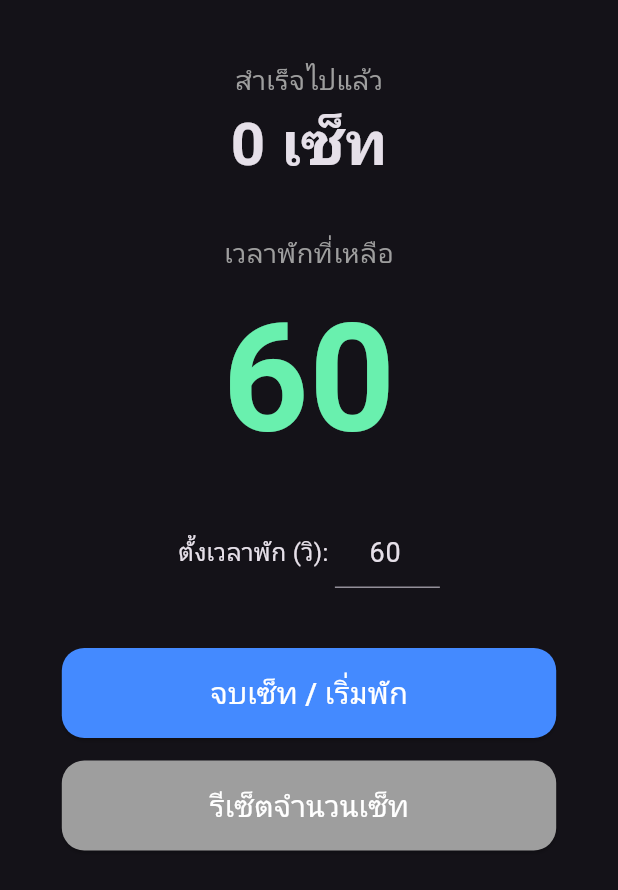
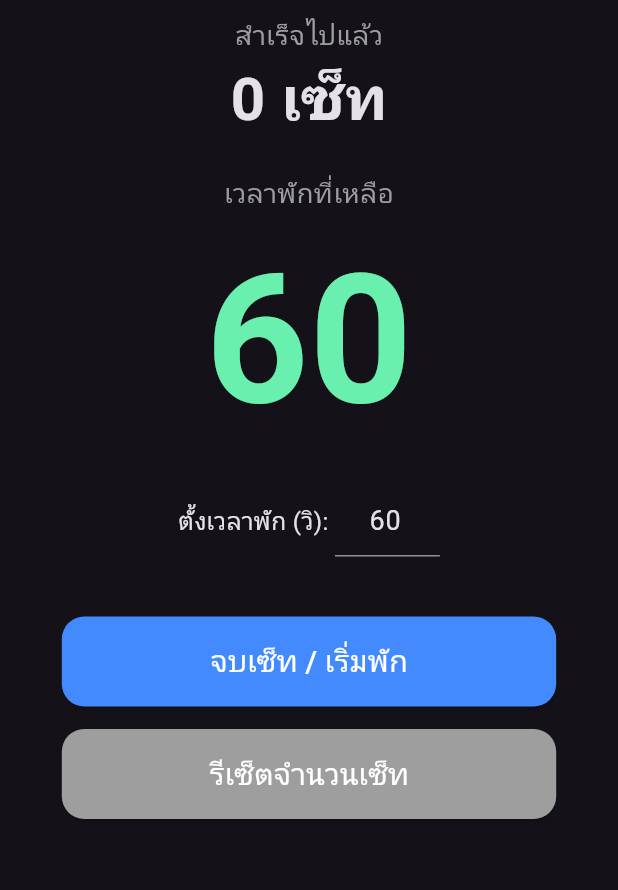
Before and after one commit to victorymark152/CyTimerSetCounter, a Flutter app: the screen it shows after launch, on a phone screen of 412 x 824 dp. Shown: the top 890 px of the screen. Run offline on Flutter 3.47's test engine with Material 3 defaults, Android fonts, the light colour scheme and no system bars.

Commit message:
update layout and remove top spacing

```diff
--- a/lib/main.dart
+++ b/lib/main.dart
@@ -73,9 +73,12 @@ class _WorkoutTimerState extends State<WorkoutTimer> {
           child: Padding(
             padding: const EdgeInsets.symmetric(horizontal: 20.0),
             child: Column(
-              mainAxisAlignment: MainAxisAlignment.center,
+              mainAxisAlignment:
+                  MainAxisAlignment.start, // เปลี่ยนจาก center เป็น start
               children: [
-                SizedBox(height: 40), // ลดระยะห่างด้านบนลงจาก 80 เหลือ 40
+                SizedBox(
+                  height: 10,
+                ), // เว้นไว้นิดเดียวแค่ 10 กันตัวหนังสือติดขอบจอเกินไป
                 Text(
                   "สำเร็จไปแล้ว",
                   style: TextStyle(fontSize: 18, color: Colors.grey),
@@ -85,7 +88,7 @@ class _WorkoutTimerState extends State<WorkoutTimer> {
                   style: TextStyle(fontSize: 40, fontWeight: FontWeight.bold),
                 ),
 
-                SizedBox(height: 30),
+                SizedBox(height: 20), // ลดระยะห่างระหว่างส่วนต่างๆ ลงด้วย
                 Text(
                   "เวลาพักที่เหลือ",
                   style: TextStyle(fontSize: 18, color: Colors.grey),
@@ -93,13 +96,15 @@ class _WorkoutTimerState extends State<WorkoutTimer> {
                 Text(
                   "$_secondsLeft",
                   style: TextStyle(
-                    fontSize: 100,
+                    fontSize: 120,
                     fontWeight: FontWeight.bold,
                     color: Colors.greenAccent,
                   ),
                 ),
 
-                SizedBox(height: 20),
+                SizedBox(height: 10),
+
+                // ... (ส่วนที่เหลือคงเดิม)
                 Row(
                   mainAxisAlignment: MainAxisAlignment.center,
                   children: [
```
Also changed, not shown: 2 other files.
